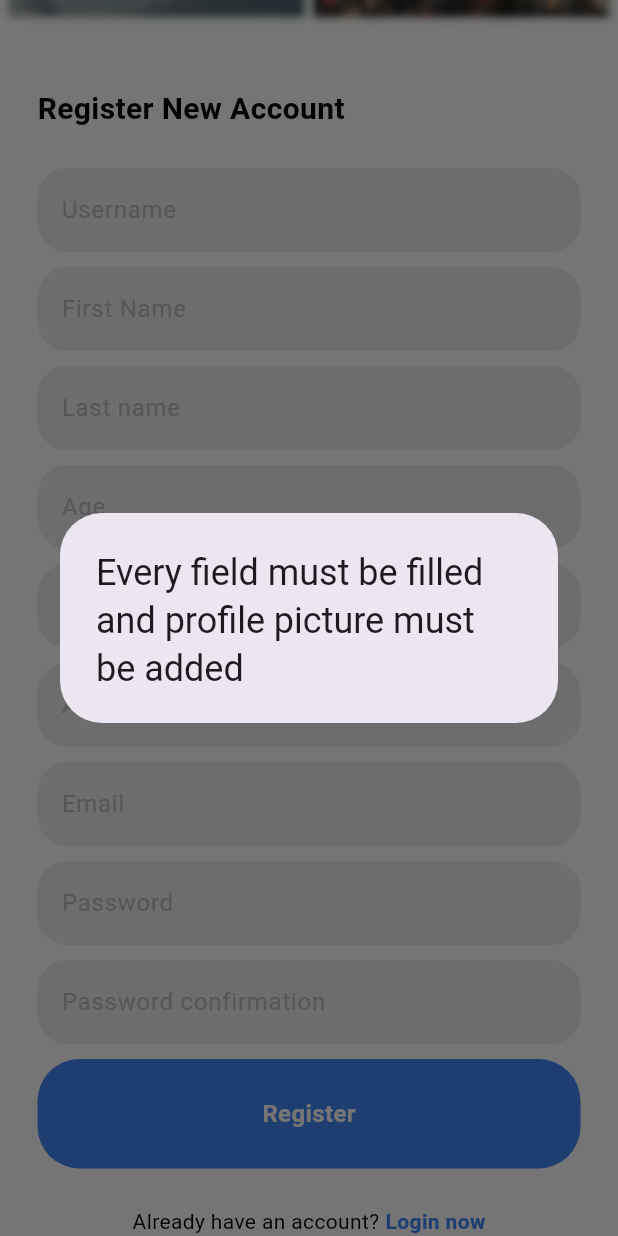
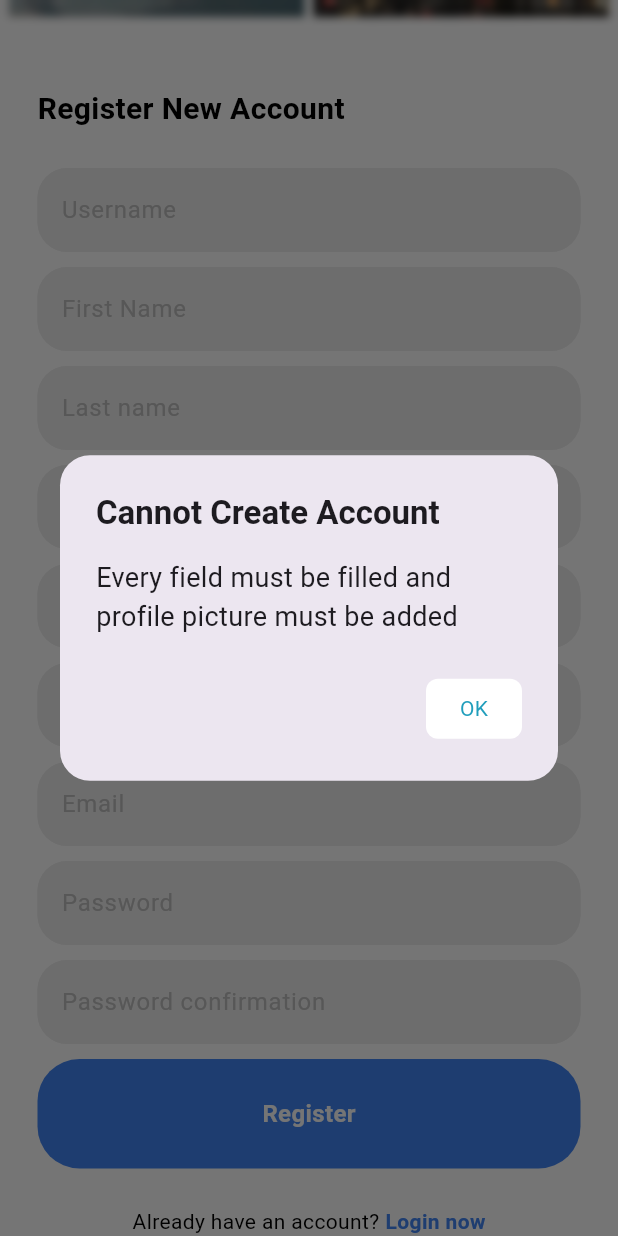
Before and after one commit to yosiasp/mobile_prog_kel6, a Flutter app: the Register screen opened directly with empty values, scrolled down 289 dp, after a tap on "Register", on a phone screen of 412 x 824 dp. Run offline on Flutter 3.47's test engine with Material 3 defaults, Android fonts, the phone set to English and light mode, and no system bars; our stand-ins replace cloud_firestore, firebase_auth, firebase_core, firebase_storage, image_picker; accounts and stored records are empty; network calls fail.

Commit message:
forget password added old password input and alert message improvement

```diff
--- a/lib/screens/register.dart
+++ b/lib/screens/register.dart
@@ -68,13 +68,13 @@ class _RegisterState extends State<Register> {
         aboutMeController.text.isEmpty ||
         _profileImage == null) {
       Navigator.pop(context);
-      displayMessage('Every field must be filled and profile picture must be added');
+      displayMessage('Cannot Create Account','Every field must be filled and profile picture must be added');
       return;
     }
 
     if (passwordController.text != confirmPasswordController.text) {
       Navigator.pop(context);
-      displayMessage('The confirmation password is incorrect!');
+      displayMessage('Cannot Create Account','The confirmation password is incorrect!');
       return;
     }
 
@@ -104,7 +104,7 @@ class _RegisterState extends State<Register> {
     } on FirebaseAuthException catch (e) {
       if (mounted) {
         Navigator.pop(context);
-        displayMessage(e.code);
+        displayMessage('Error', 'An error occured. Please try again');
       }
     }
   }
@@ -131,14 +131,49 @@ class _RegisterState extends State<Register> {
     });
   }
 
-  void displayMessage(String message) {
+  void displayMessage(String title, String message) {
     showDialog(
       context: context,
-      builder: (context) => AlertDialog(
-        title: Text(message),
-      ),
-    );
-  }
+      builder: (context) {
+        return AlertDialog(
+          shape: RoundedRectangleBorder(
+            borderRadius: BorderRadius.circular(20),
+          ),
+          title: Text(
+            title,
+            style: const TextStyle(
+              fontSize: 22,
+              fontFamily: 'Roboto',
+              fontWeight: FontWeight.bold
+              ),
+          ),
+          content: Text(
+            message,
+            style: const TextStyle(
+              fontFamily: 'Roboto',
+              fontSize: 18),
+          ),
+          actions: [
+            TextButton(
+              style: TextButton.styleFrom(
+                backgroundColor: Colors.white,
+                shape: RoundedRectangleBorder(
+                  borderRadius: BorderRadius.circular(8),
+                ),
+              ),
+              onPressed: () {
+                Navigator.pop(context);
+              },
+              child: const Text(
+                'OK',
+              style: TextStyle(color: Color(0xFF219ebc)),
+            ),
+          ),
+        ],
+      );
+    },
+  );
+}
 
   @override
   Widget build(BuildContext context) {
--- a/lib/screens/settings.dart
+++ b/lib/screens/settings.dart
@@ -9,7 +9,6 @@ import 'account_status.dart';
 class SettingsScreen extends StatelessWidget {
   const SettingsScreen({super.key});
 
-  // Logout di alihkan ke screen settings
   void logout() {
     FirebaseAuth.instance.signOut();
   }
```
Also changed, not shown: lib/screens/forget_password.dart (+46 -24 lines), lib/screens/login.dart (+53 -13 lines), lib/screens/update_password.dart (+100 -38 lines).
